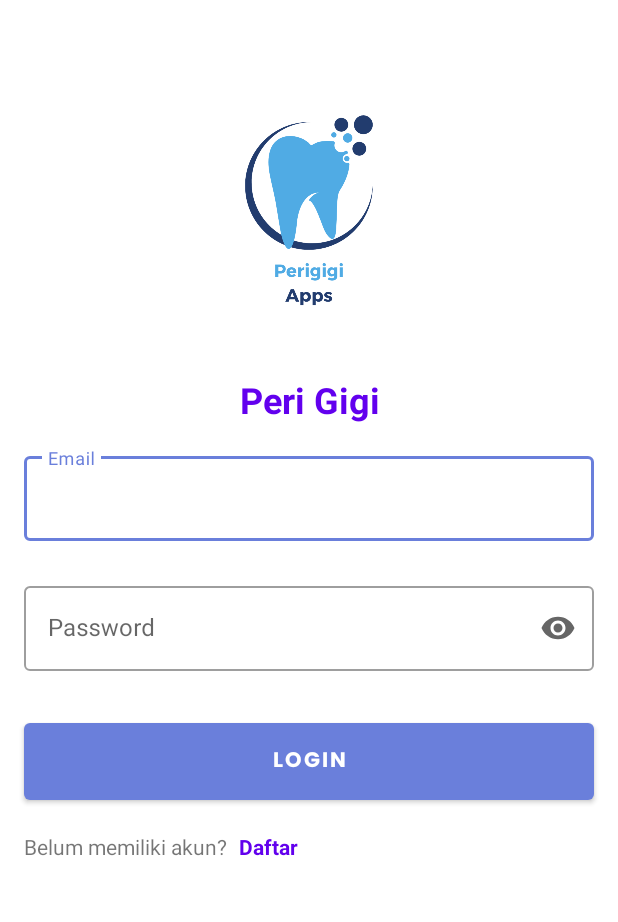
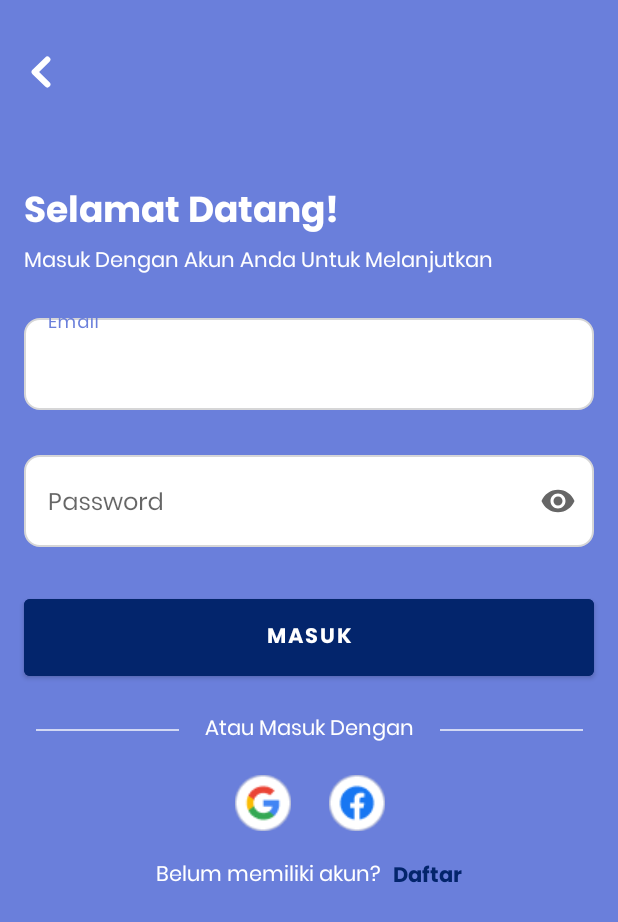
Before and after one commit to Nusantara-Team-Bangkit-Capstone/nst-mobile, an Android app: the LoginFragment screen opened directly, with no data from a screen before it, on a phone screen of 412 x 824 dp. Shown: the top 922 px of the screen. Run offline under Robolectric (Android 15) with nearby library versions, the phone set to English and light mode, and no system bars.

Commit message:
update: slicing UI login

```diff
--- a/app/src/main/java/com/capstone/perigigiapps/ui/screen/login/LoginFragment.kt
+++ b/app/src/main/java/com/capstone/perigigiapps/ui/screen/login/LoginFragment.kt
@@ -7,6 +7,7 @@ import android.view.LayoutInflater
 import android.view.View
 import android.view.ViewGroup
 import android.widget.Button
+import android.widget.ImageView
 import android.widget.TextView
 import android.widget.Toast
 import androidx.core.view.isVisible
@@ -19,6 +20,7 @@ import com.capstone.perigigiapps.di.Injection
 import com.capstone.perigigiapps.network.NetworkResult
 import com.capstone.perigigiapps.ui.screen.home.HomeActivity
 import com.capstone.perigigiapps.ui.screen.register.RegisterFragment
+import com.capstone.perigigiapps.ui.screen.splashscreen.InformationSplashScreen
 
 class LoginFragment : Fragment() {
     private var _binding: FragmentLoginBinding? = null
@@ -39,6 +41,12 @@ class LoginFragment : Fragment() {
         registerTextView.setOnClickListener {
             // Perform navigation to the register fragment
             navigateToRegisterFragment()
+        }
+
+        val comeBackButton = view.findViewById<ImageView>(R.id.button_back)
+        comeBackButton.setOnClickListener {
+            val intent = Intent(activity, InformationSplashScreen::class.java)
+            startActivity(intent)
         }
 
 //        Login To Home Page
--- /dev/null
+++ b/app/src/main/res/drawable/back_icon.xml
@@ -0,0 +1,13 @@
+<vector xmlns:android="http://schemas.android.com/apk/res/android"
+    android:width="13dp"
+    android:height="21dp"
+    android:viewportWidth="13"
+    android:viewportHeight="21">
+  <path
+      android:pathData="M10.625,18.643L2.375,10.5L10.625,2.357"
+      android:strokeLineJoin="round"
+      android:strokeWidth="4"
+      android:fillColor="#00000000"
+      android:strokeColor="#ffffff"
+      android:strokeLineCap="round"/>
+</vector>
--- /dev/null
+++ b/app/src/main/res/drawable/form_input_box.xml
@@ -0,0 +1,7 @@
+<?xml version="1.0" encoding="utf-8"?>
+<shape xmlns:android="http://schemas.android.com/apk/res/android" android:shape="rectangle">
+    <solid android:color="#ffff"/>
+    <corners android:radius="10dp"/>
+    <stroke android:width="1dp" android:color="@color/blue_btn_bg_color"/>
+    <padding android:top="10dp" android:bottom="10dp" android:right="10dp" android:left="10dp"/>
+</shape>
--- /dev/null
+++ b/app/src/main/res/drawable/line.xml
@@ -0,0 +1,12 @@
+<vector xmlns:android="http://schemas.android.com/apk/res/android"
+    android:width="95dp"
+    android:height="1dp"
+    android:viewportWidth="76"
+    android:viewportHeight="1">
+  <path
+      android:strokeWidth="1"
+      android:pathData="M0,0.5L76,0.5"
+      android:strokeAlpha="0.7"
+      android:fillColor="#00000000"
+      android:strokeColor="#ffffff"/>
+</vector>
--- a/app/src/main/res/layout/activity_information_splash_screen.xml
+++ b/app/src/main/res/layout/activity_information_splash_screen.xml
@@ -51,7 +51,7 @@
         android:layout_marginStart="16dp"
         android:layout_marginTop="24dp"
         android:layout_marginEnd="16dp"
-        android:backgroundTint="#FF6200EE"
+        android:backgroundTint="#03256C"
         android:fontFamily="@font/poppins_bold"
         android:padding="13dp"
         android:text="@string/btn_text_periksa_sekarang"
--- a/app/src/main/res/layout/fragment_login.xml
+++ b/app/src/main/res/layout/fragment_login.xml
@@ -4,51 +4,56 @@
     xmlns:tools="http://schemas.android.com/tools"
     android:layout_width="match_parent"
     android:layout_height="match_parent"
+    android:background="#6A7FDB"
     tools:context=".ui.screen.login.LoginFragment">
 
-    <ImageView
-        android:id="@+id/image_logo"
-        android:layout_width="0dp"
-        android:layout_height="240dp"
-        android:layout_margin="10dp"
-        android:contentDescription="@string/imagelogo"
-        android:src="@drawable/peri_gigi"
-        app:layout_constraintEnd_toEndOf="parent"
-        app:layout_constraintStart_toStartOf="parent"
-        app:layout_constraintTop_toTopOf="parent" />
+<!--    <ImageView-->
+<!--        android:id="@+id/image_logo"-->
+<!--        android:layout_width="0dp"-->
+<!--        android:layout_height="240dp"-->
+<!--        android:layout_margin="10dp"-->
+<!--        android:contentDescription="@string/imagelogo"-->
+<!--        android:src="@drawable/peri_gigi"-->
+<!--        app:layout_constraintEnd_toEndOf="parent"-->
+<!--        app:layout_constraintStart_toStartOf="parent"-->
+<!--        app:layout_constraintTop_toTopOf="parent" />-->
 
     <TextView
-        android:id="@+id/text_logo"
+        android:id="@+id/text_login"
         android:layout_width="match_parent"
         android:layout_height="wrap_content"
-        android:gravity="center_horizontal"
-        android:text="@string/peri_gigi"
-        android:textColor="@color/design_default_color_primary"
+        android:layout_marginTop="55dp"
+        android:layout_marginStart="16dp"
+        android:fontFamily="@font/poppins_bold"
+        android:gravity="left"
+        android:text="@string/text_login"
+        android:textColor="@color/white"
         android:textSize="24sp"
-        android:textStyle="bold"
-        app:layout_constraintEnd_toEndOf="parent"
         app:layout_constraintStart_toStartOf="parent"
-        app:layout_constraintTop_toBottomOf="@id/image_logo" />
+        app:layout_constraintTop_toBottomOf="@+id/constraintLayout" />
 
     <com.google.android.material.textfield.TextInputLayout
         android:id="@+id/email_text_input"
+        style="@style/Widget.MaterialComponents.TextInputLayout.OutlinedBox"
         android:layout_width="match_parent"
         android:layout_height="wrap_content"
-        android:layout_marginTop="16dp"
         android:layout_marginStart="16dp"
+        android:layout_marginTop="20dp"
         android:layout_marginEnd="16dp"
         android:hint="@string/shr_hint_email"
         app:errorEnabled="true"
         app:layout_constraintEnd_toEndOf="parent"
         app:layout_constraintStart_toStartOf="parent"
-        app:layout_constraintTop_toBottomOf="@id/text_logo"
-        style="@style/Widget.MaterialComponents.TextInputLayout.OutlinedBox">
+        app:layout_constraintTop_toBottomOf="@+id/textView4">
 
         <com.google.android.material.textfield.TextInputEditText
             android:id="@+id/email_edit_text"
             android:layout_width="match_parent"
             android:layout_height="wrap_content"
+            android:background="@drawable/form_input_box"
+            android:fontFamily="@font/poppins"
             android:inputType="textEmailAddress" />
+
     </com.google.android.material.textfield.TextInputLayout>
 
     <com.google.android.material.textfield.TextInputLayout
@@ -70,6 +75,8 @@
             android:id="@+id/password_edit_text"
             android:layout_width="match_parent"
             android:layout_height="wrap_content"
+            android:fontFamily="@font/poppins"
+            android:background="@drawable/form_input_box"
             android:inputType="textPassword" />
     </com.google.android.material.textfield.TextInputLayout>
 
@@ -77,41 +84,53 @@
         android:id="@+id/login_button"
         android:layout_width="match_parent"
         android:layout_height="wrap_content"
-        android:fontFamily="@font/poppins_bold"
-        android:layout_marginTop="8dp"
         android:layout_marginStart="16dp"
         android:layout_marginEnd="16dp"
+        android:layout_marginTop="8dp"
+        android:backgroundTint="#03256C"
+        android:fontFamily="@font/poppins_bold"
         android:padding="13dp"
         android:text="@string/login"
+        android:textAllCaps="true"
         app:layout_constraintStart_toStartOf="parent"
         app:layout_constraintTop_toBottomOf="@+id/password_text_input" />
+
+    <androidx.constraintlayout.widget.ConstraintLayout
+        android:layout_width="wrap_content"
+        android:layout_height="wrap_content"
+        android:layout_marginTop="10dp"
+        app:layout_constraintEnd_toEndOf="@+id/constraintLayout2"
+        app:layout_constraintStart_toStartOf="@+id/constraintLayout2"
+        app:layout_constraintTop_toBottomOf="@+id/constraintLayout2">
 
         <TextView
             android:id="@+id/register_text"
             android:layout_width="wrap_content"
             android:layout_height="wrap_content"
-        android:layout_marginTop="15dp"
-        android:layout_marginStart="16dp"
+            android:fontFamily="@font/poppins"
+            android:text="@string/not_yet"
+            android:textColor="@color/white"
             app:layout_constraintStart_toStartOf="parent"
-        app:layout_constraintTop_toBottomOf="@+id/login_button"
-        android:text="@string/not_yet" />
+            app:layout_constraintTop_toTopOf="parent" />
 
         <TextView
             android:id="@+id/register_click"
             android:layout_width="wrap_content"
             android:layout_height="wrap_content"
             android:layout_marginStart="8dp"
-        android:layout_marginTop="15dp"
             android:clickable="true"
-        android:color="@color/design_default_color_primary"
             android:focusable="true"
+            android:fontFamily="@font/poppins_bold"
             android:minWidth="48dp"
             android:minHeight="48dp"
-        android:textColor="#6200ED"
             android:text="@string/daftar"
+            android:textColor="#03256C"
             android:textStyle="bold"
+            app:layout_constraintBottom_toBottomOf="@+id/register_text"
             app:layout_constraintStart_toEndOf="@+id/register_text"
-        app:layout_constraintTop_toBottomOf="@+id/login_button" />
+            app:layout_constraintTop_toBottomOf="@+id/register_text" />
+
+    </androidx.constraintlayout.widget.ConstraintLayout>
 
     <ProgressBar
         android:id="@+id/progressBar"
@@ -124,4 +143,113 @@
         app:layout_constraintTop_toTopOf="parent"
         tools:visibility="visible" />
 
+    <TextView
+        android:id="@+id/textView4"
+        android:layout_width="wrap_content"
+        android:layout_height="wrap_content"
+        android:layout_weight="1"
+        android:fontFamily="@font/poppins"
+        android:text="Masuk Dengan Akun Anda Untuk Melanjutkan"
+        android:textColor="#FFFFFF"
+        android:textColorLink="#FFFFFF"
+        app:layout_constraintStart_toStartOf="@+id/text_login"
+        app:layout_constraintTop_toBottomOf="@+id/text_login" />
+
+    <androidx.constraintlayout.widget.ConstraintLayout
+        android:id="@+id/constraintLayout"
+        android:layout_width="wrap_content"
+        android:layout_height="wrap_content"
+        android:layout_marginStart="13dp"
+        android:layout_marginTop="30dp"
+        android:padding="7dp"
+        app:layout_constraintStart_toStartOf="parent"
+        app:layout_constraintTop_toTopOf="parent">
+
+        <ImageView
+            android:id="@+id/button_back"
+            android:layout_width="wrap_content"
+            android:layout_height="wrap_content"
+            android:src="@drawable/back_icon"
+            app:layout_constraintBottom_toBottomOf="parent"
+            app:layout_constraintEnd_toEndOf="parent"
+            app:layout_constraintStart_toStartOf="parent"
+            app:layout_constraintTop_toTopOf="parent" />
+
     </androidx.constraintlayout.widget.ConstraintLayout>
+
+    <androidx.constraintlayout.widget.ConstraintLayout
+        android:id="@+id/constraintLayout3"
+        android:layout_width="wrap_content"
+        android:layout_height="wrap_content"
+        android:layout_marginTop="18dp"
+        app:layout_constraintEnd_toEndOf="@+id/login_button"
+        app:layout_constraintStart_toStartOf="@+id/login_button"
+        app:layout_constraintTop_toBottomOf="@+id/login_button">
+
+        <ImageView
+            android:id="@+id/imageView4"
+            android:layout_width="wrap_content"
+            android:layout_height="wrap_content"
+            android:paddingEnd="17dp"
+            android:src="@drawable/line"
+            app:layout_constraintBottom_toBottomOf="@+id/textView7"
+            app:layout_constraintEnd_toStartOf="@+id/textView7"
+            app:layout_constraintTop_toTopOf="@+id/textView7" />
+
+        <TextView
+            android:id="@+id/textView7"
+            android:layout_width="wrap_content"
+            android:layout_height="wrap_content"
+            android:fontFamily="@font/poppins"
+            android:text="Atau Masuk Dengan"
+            android:textColor="#FFFFFF"
+            app:layout_constraintBottom_toBottomOf="parent"
+            app:layout_constraintEnd_toEndOf="parent"
+            app:layout_constraintStart_toStartOf="parent"
+            app:layout_constraintTop_toTopOf="parent" />
+
+        <ImageView
+            android:id="@+id/imageView7"
+            android:layout_width="wrap_content"
+            android:layout_height="wrap_content"
+            android:layout_marginStart="17dp"
+            android:src="@drawable/line"
+            app:layout_constraintBottom_toBottomOf="@+id/textView7"
+            app:layout_constraintStart_toEndOf="@+id/textView7"
+            app:layout_constraintTop_toTopOf="@+id/textView7" />
+
+    </androidx.constraintlayout.widget.ConstraintLayout>
+
+    <androidx.constraintlayout.widget.ConstraintLayout
+        android:id="@+id/constraintLayout2"
+        android:layout_width="wrap_content"
+        android:layout_height="wrap_content"
+        android:layout_marginTop="10dp"
+        android:padding="8dp"
+        app:layout_constraintEnd_toEndOf="@+id/constraintLayout3"
+        app:layout_constraintStart_toStartOf="@+id/constraintLayout3"
+        app:layout_constraintTop_toBottomOf="@+id/constraintLayout3">
+
+        <ImageView
+            android:id="@+id/imageView8"
+            android:layout_width="wrap_content"
+            android:layout_height="wrap_content"
+            android:layout_marginStart="15dp"
+            android:src="@drawable/logo_png"
+            app:layout_constraintStart_toStartOf="parent"
+            app:layout_constraintTop_toTopOf="parent" />
+
+        <ImageView
+            android:id="@+id/imageView9"
+            android:layout_width="wrap_content"
+            android:layout_height="wrap_content"
+            android:layout_marginStart="25dp"
+            android:layout_marginEnd="15dp"
+            android:src="@drawable/logo_fb"
+            app:layout_constraintEnd_toEndOf="parent"
+            app:layout_constraintStart_toEndOf="@+id/imageView8"
+            app:layout_constraintTop_toTopOf="parent" />
+
+    </androidx.constraintlayout.widget.ConstraintLayout>
+
+</androidx.constraintlayout.widget.ConstraintLayout>
--- a/app/src/main/res/values/strings.xml
+++ b/app/src/main/res/values/strings.xml
@@ -10,12 +10,13 @@
     <string name="splashscreen2_text">Periksa Kesehatan Gigi Secara Berkala. Jangan Tunggu Sampai Sakit.</string>
     <string name="invalid_email">Not a valid email</string>
     <string name="hello_blank_fragment">Blank Fragment</string>
-    <string name="login">Login</string>
+    <string name="login">Masuk</string>
     <string name="email">Email</string>
     <string name="shr_hint_email">Email</string>
     <string name="shr_hint_password">Password</string>
     <string name="imagelogo">imagelogo</string>
     <string name="peri_gigi">Peri Gigi</string>
+    <string name="text_login">Selamat Datang!</string>
     <string name="not_yet">Belum memiliki akun?</string>
     <string name="daftar">Daftar</string>
     <string name="nama_hint">Nama</string>
```
Also changed, not shown: app/src/main/res/drawable/logo_fb.png (added), app/src/main/res/drawable/logo_png.png (added). Lines whose indentation alone changed are shown as unchanged.
